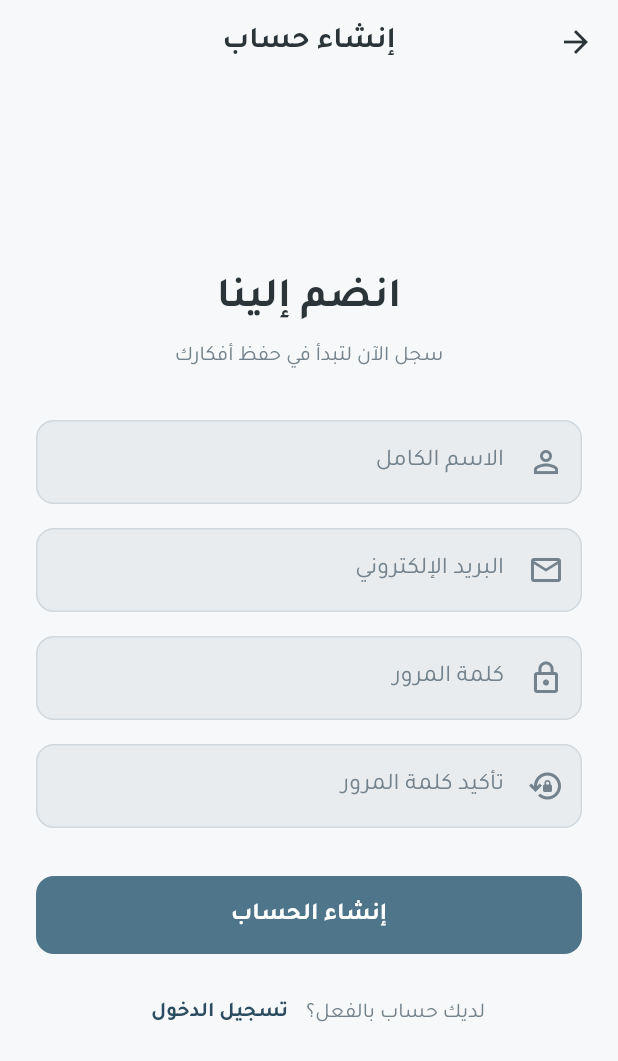
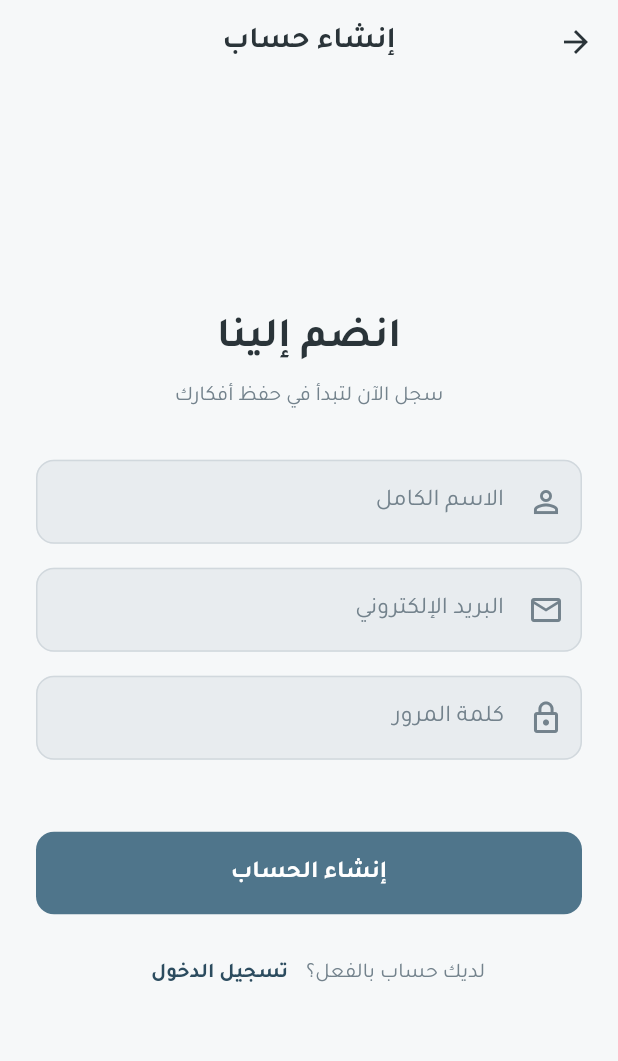
Before and after one commit to ibrahimmaliraqi/note-flow, a Flutter app: the screen it shows after launch, after a tap on "إنشاء حساب", on a phone screen of 412 x 824 dp. Shown: the top 1061 px of the screen. Run offline on Flutter 3.47's test engine with Material 3 defaults, Android fonts, the phone set to English and light mode, and no system bars; our stand-ins replace firebase_core, gap, go_router; accounts and stored records are empty.

Commit message:
sign up ui done

```diff
--- /dev/null
+++ b/lib/core/widgets/custom_button.dart
@@ -0,0 +1,37 @@
+import 'package:flutter/material.dart';
+import 'package:noteflow/core/theme/app_colors.dart';
+
+class CustomButton extends StatelessWidget {
+  final String title;
+  final void Function()? onTap;
+  const CustomButton({
+    super.key,
+    required this.title,
+    this.onTap,
+  });
+
+  @override
+  Widget build(BuildContext context) {
+    return InkWell(
+      onTap: onTap,
+      child: Container(
+        width: double.infinity,
+        padding: EdgeInsets.symmetric(vertical: 16),
+        decoration: BoxDecoration(
+          color: AppColors.primary,
+          borderRadius: BorderRadius.circular(12),
+        ),
+        child: Center(
+          child: Text(
+            title,
+            style: TextStyle(
+              fontSize: 16,
+              fontWeight: FontWeight.bold,
+              color: Colors.white,
+            ),
+          ),
+        ),
+      ),
+    );
+  }
+}
--- /dev/null
+++ b/lib/core/widgets/custom_text.dart
@@ -0,0 +1,44 @@
+import 'package:flutter/material.dart';
+import 'package:noteflow/core/theme/app_colors.dart';
+
+class CustomText extends StatelessWidget {
+  final String text;
+  final double? fontSize;
+  final FontWeight? fontWeight;
+  final Color? color;
+  final TextAlign? textAlign;
+  final int? maxLines;
+  final TextOverflow? overflow;
+  final double? height;
+
+  const CustomText({
+    super.key,
+    required this.text,
+    this.fontSize,
+    this.fontWeight,
+    this.color,
+    this.textAlign,
+    this.maxLines,
+    this.overflow,
+    this.height,
+  });
+
+  @override
+  Widget build(BuildContext context) {
+    return Text(
+      text,
+      textAlign: textAlign,
+      maxLines: maxLines,
+      // إذا تم تحديد maxLines، نجعل النص الزائد يظهر كنقاط (...) الافتراضية
+      overflow: overflow ?? (maxLines != null ? TextOverflow.ellipsis : null),
+      style: TextStyle(
+        fontSize: fontSize,
+        fontWeight: fontWeight,
+        // إذا لم تمرر لوناً، سيأخذ اللون الأساسي للنصوص تلقائياً
+        color: color ?? AppColors.textPrimary,
+        height: height,
+        // fontFamily: 'Tajawal', // لا تحتاجها إذا كنت قد عرفت الخط في الـ Theme الرئيسي
+      ),
+    );
+  }
+}
--- /dev/null
+++ b/lib/core/widgets/text_field.dart
@@ -0,0 +1,59 @@
+import 'package:flutter/material.dart';
+import 'package:noteflow/core/theme/app_colors.dart';
+
+class CustomTextField extends StatelessWidget {
+  final String label;
+  final IconData icon;
+  final bool isPassword;
+  final TextInputType keyboardType;
+  final TextEditingController controller;
+
+  const CustomTextField({
+    super.key,
+    required this.label,
+    required this.icon,
+    this.isPassword = false,
+    this.keyboardType = TextInputType.text,
+    required this.controller,
+  });
+
+  @override
+  Widget build(BuildContext context) {
+    return TextFormField(
+      validator: (value) {
+        if (value == null || value.trim().isEmpty) {
+          return 'يرجى إدخال $label';
+        }
+
+        if (value.trim().length < 3) {
+          return 'الاسم يجب أن يكون 3 أحرف على الأقل';
+        }
+
+        return null;
+      },
+      controller: controller,
+      obscureText: isPassword,
+      keyboardType: keyboardType,
+      style: const TextStyle(color: AppColors.textPrimary),
+      decoration: InputDecoration(
+        labelText: label,
+        labelStyle: const TextStyle(color: AppColors.textSecondary),
+        prefixIcon: Icon(icon, color: AppColors.textSecondary),
+        border: OutlineInputBorder(
+          borderRadius: BorderRadius.circular(12),
+          borderSide: const BorderSide(color: AppColors.border),
+        ),
+        enabledBorder: OutlineInputBorder(
+          borderRadius: BorderRadius.circular(12),
+          borderSide: const BorderSide(color: AppColors.border),
+        ),
+        focusedBorder: OutlineInputBorder(
+          borderRadius: BorderRadius.circular(12),
+          borderSide: const BorderSide(color: AppColors.primary, width: 2),
+        ),
+        filled: true,
+        fillColor: AppColors.inputFill,
+      ),
+    );
+  }
+}
--- a/lib/features/auth/presentation/views/login_view.dart
+++ b/lib/features/auth/presentation/views/login_view.dart
@@ -1,4 +1,5 @@
 import 'package:flutter/material.dart';
+import 'package:gap/gap.dart';
 import 'package:noteflow/core/theme/app_colors.dart';
 import 'package:noteflow/features/auth/presentation/views/signup_view.dart';
 
@@ -24,7 +25,7 @@ class LoginView extends StatelessWidget {
                     size: 80,
                     color: AppColors.primary,
                   ),
-                  const SizedBox(height: 24),
+                  const Gap(24),
                   const Text(
                     'مرحباً بعودتك',
                     style: TextStyle(
@@ -34,7 +35,7 @@ class LoginView extends StatelessWidget {
                     ),
                     textAlign: TextAlign.center,
                   ),
-                  const SizedBox(height: 8),
+                  const Gap(8),
                   const Text(
                     'سجل الدخول للوصول إلى ملاحظاتك',
                     style: TextStyle(
@@ -43,7 +44,7 @@ class LoginView extends StatelessWidget {
                     ),
                     textAlign: TextAlign.center,
                   ),
-                  const SizedBox(height: 32),
+                  const Gap(32),
                   TextFormField(
                     keyboardType: TextInputType.emailAddress,
                     style: const TextStyle(color: AppColors.textPrimary),
@@ -75,7 +76,7 @@ class LoginView extends StatelessWidget {
                       fillColor: AppColors.inputFill,
                     ),
                   ),
-                  const SizedBox(height: 16),
+                  const Gap(16),
                   TextFormField(
                     obscureText: true,
                     style: const TextStyle(color: AppColors.textPrimary),
@@ -107,7 +108,7 @@ class LoginView extends StatelessWidget {
                       fillColor: AppColors.inputFill,
                     ),
                   ),
-                  const SizedBox(height: 32),
+                  const Gap(32),
                   FilledButton(
                     onPressed: () {},
                     style: FilledButton.styleFrom(
@@ -126,7 +127,7 @@ class LoginView extends StatelessWidget {
                       ),
                     ),
                   ),
-                  const SizedBox(height: 16),
+                  const Gap(16),
                   Row(
                     mainAxisAlignment: MainAxisAlignment.center,
                     children: [
--- a/lib/features/auth/presentation/views/signup_view.dart
+++ b/lib/features/auth/presentation/views/signup_view.dart
@@ -1,8 +1,29 @@
 import 'package:flutter/material.dart';
+import 'package:gap/gap.dart';
 import 'package:noteflow/core/theme/app_colors.dart';
+import 'package:noteflow/core/widgets/custom_button.dart';
+import 'package:noteflow/core/widgets/text_field.dart';
 
-class SignupView extends StatelessWidget {
+class SignupView extends StatefulWidget {
   const SignupView({super.key});
+
+  @override
+  State<SignupView> createState() => _SignupViewState();
+}
+
+class _SignupViewState extends State<SignupView> {
+  final nameController = TextEditingController();
+  final emailController = TextEditingController();
+  final passwordController = TextEditingController();
+  GlobalKey<FormState> vali = GlobalKey();
+
+  @override
+  void dispose() {
+    nameController.dispose();
+    emailController.dispose();
+    passwordController.dispose();
+    super.dispose();
+  }
 
   @override
   Widget build(BuildContext context) {
@@ -27,6 +48,8 @@ class SignupView extends StatelessWidget {
             padding: const EdgeInsets.symmetric(horizontal: 24.0),
             child: Directionality(
               textDirection: TextDirection.rtl,
+              child: Form(
+                key: vali,
                 child: Column(
                   crossAxisAlignment: CrossAxisAlignment.stretch,
                   children: [
@@ -39,7 +62,7 @@ class SignupView extends StatelessWidget {
                       ),
                       textAlign: TextAlign.center,
                     ),
-                  const SizedBox(height: 8),
+                    const Gap(8),
                     const Text(
                       'سجل الآن لتبدأ في حفظ أفكارك',
                       style: TextStyle(
@@ -48,50 +71,54 @@ class SignupView extends StatelessWidget {
                       ),
                       textAlign: TextAlign.center,
                     ),
-                  const SizedBox(height: 32),
-                  _buildTextField(
+                    const Gap(32),
+
+                    // استخدام الـ Widget المستقل هنا
+                    CustomTextField(
+                      controller: nameController,
                       label: 'الاسم الكامل',
                       icon: Icons.person_outline,
                     ),
-                  const SizedBox(height: 16),
-                  _buildTextField(
+                    const Gap(16),
+
+                    CustomTextField(
+                      controller: emailController,
                       label: 'البريد الإلكتروني',
                       icon: Icons.email_outlined,
                       keyboardType: TextInputType.emailAddress,
                     ),
-                  const SizedBox(height: 16),
-                  _buildTextField(
+                    const Gap(16),
+
+                    CustomTextField(
+                      controller: passwordController,
                       label: 'كلمة المرور',
                       icon: Icons.lock_outline,
                       isPassword: true,
                     ),
-                  const SizedBox(height: 16),
-                  _buildTextField(
-                    label: 'تأكيد كلمة المرور',
-                    icon: Icons.lock_reset_outlined,
-                    isPassword: true,
+                    const Gap(16),
+
+                    const Gap(32),
+                    CustomButton(
+                      title: 'إنشاء الحساب',
+                      onTap: () {
+                        if (vali.currentState!.validate()) {}
+                      },
                     ),
-                  const SizedBox(height: 32),
-                  FilledButton(
-                    onPressed: () {},
-                    style: FilledButton.styleFrom(
-                      backgroundColor: AppColors.primary,
-                      padding: const EdgeInsets.symmetric(vertical: 16),
-                      shape: RoundedRectangleBorder(
-                        borderRadius: BorderRadius.circular(12),
-                      ),
-                    ),
-                    child: const Text(
-                      'إنشاء الحساب',
-                      style: TextStyle(
-                        fontSize: 16,
-                        fontWeight: FontWeight.bold,
-                        color: Colors.white,
+                    const Gap(16),
+
+                    haveAccount(context),
+                  ],
                 ),
               ),
             ),
-                  const SizedBox(height: 16),
-                  Row(
+          ),
+        ),
+      ),
+    );
+  }
+
+  Row haveAccount(BuildContext context) {
+    return Row(
       mainAxisAlignment: MainAxisAlignment.center,
       children: [
         const Text(
@@ -109,45 +136,6 @@ class SignupView extends StatelessWidget {
           ),
         ),
       ],
-                  ),
-                ],
-              ),
-            ),
-          ),
-        ),
-      ),
-    );
-  }
-
-  Widget _buildTextField({
-    required String label,
-    required IconData icon,
-    bool isPassword = false,
-    TextInputType keyboardType = TextInputType.text,
-  }) {
-    return TextFormField(
-      obscureText: isPassword,
-      keyboardType: keyboardType,
-      style: const TextStyle(color: AppColors.textPrimary),
-      decoration: InputDecoration(
-        labelText: label,
-        labelStyle: const TextStyle(color: AppColors.textSecondary),
-        prefixIcon: Icon(icon, color: AppColors.textSecondary),
-        border: OutlineInputBorder(
-          borderRadius: BorderRadius.circular(12),
-          borderSide: const BorderSide(color: AppColors.border),
-        ),
-        enabledBorder: OutlineInputBorder(
-          borderRadius: BorderRadius.circular(12),
-          borderSide: const BorderSide(color: AppColors.border),
-        ),
-        focusedBorder: OutlineInputBorder(
-          borderRadius: BorderRadius.circular(12),
-          borderSide: const BorderSide(color: AppColors.primary, width: 2),
-        ),
-        filled: true,
-        fillColor: AppColors.inputFill,
-      ),
     );
   }
 }
--- a/pubspec.yaml
+++ b/pubspec.yaml
@@ -42,6 +42,7 @@ dependencies:
   flutter_localizations:
     sdk: flutter
   intl: ^0.20.2
+  gap: ^3.0.1
 
 dev_dependencies:
   flutter_test:
```
Also changed, not shown: pubspec.lock. Lines whose indentation alone changed are shown as unchanged.
